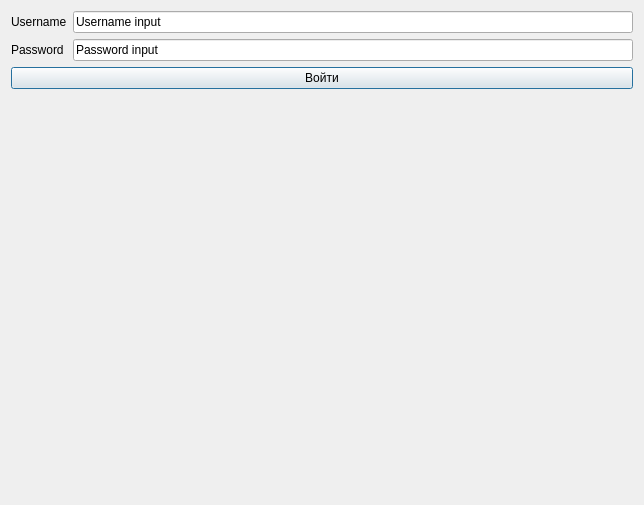
This is MusicXBackend/singinwindow.ui in dedseccoder/MusicXBackend as Qt 5 draws it before an edit. The edited form follows.
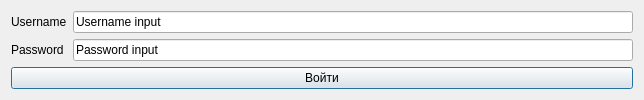
This is the edited form.

The edit to the form file:
```diff
--- a/MusicXBackend/singinwindow.ui
+++ b/MusicXBackend/singinwindow.ui
@@ -7,7 +7,7 @@
     <x>0</x>
     <y>0</y>
     <width>644</width>
-    <height>505</height>
+    <height>98</height>
    </rect>
   </property>
   <property name="windowTitle">
```
